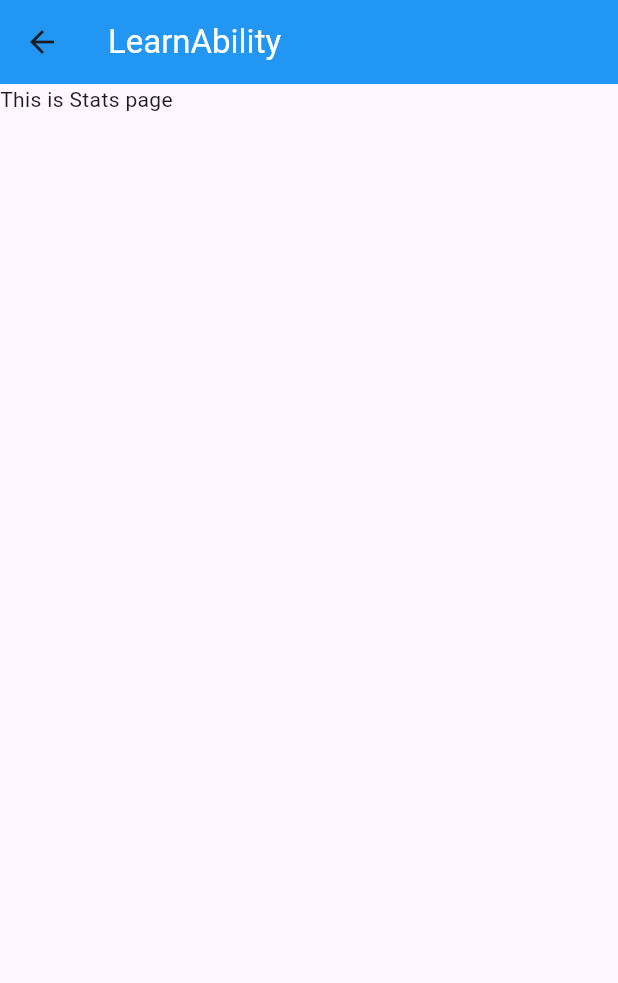
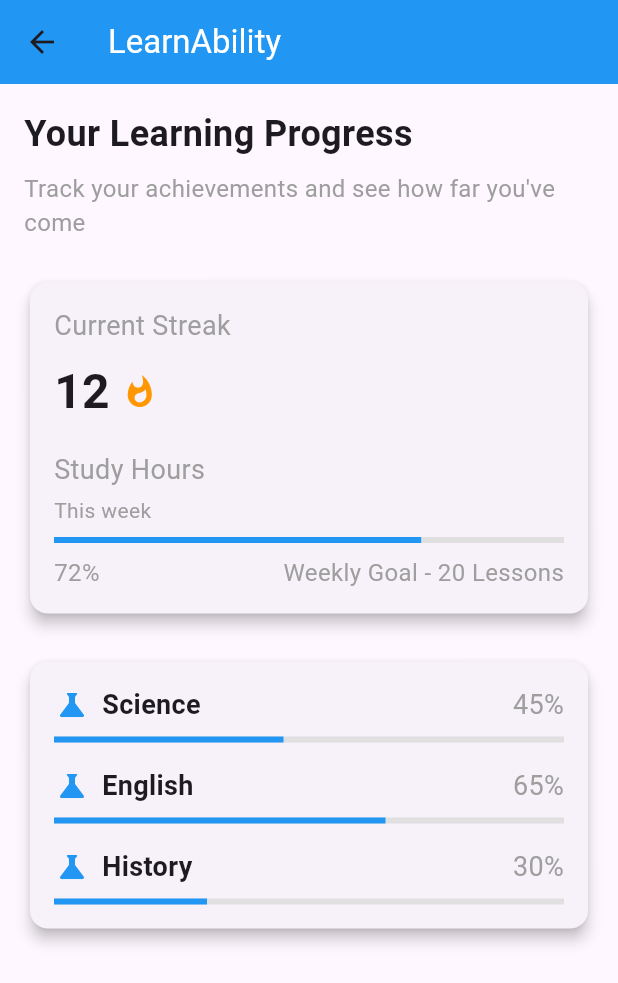
Before and after one commit to 0xteamCookie/LearnAbility, a Flutter app: the screen it shows after launch, in the side drawer, after a tap on "My Stats", on a phone screen of 412 x 824 dp. Shown: the top 983 px of the screen. Run offline on Flutter 3.47's test engine with Material 3 defaults, Android fonts, the phone set to English and light mode, and no system bars; our stand-ins replace file_picker, flutter_chat_types, flutter_chat_ui, logger.

Commit message:
added stats page

```diff
--- a/lib/stats_page.dart
+++ b/lib/stats_page.dart
@@ -1,4 +1,4 @@
-import "package:flutter/material.dart";
+import 'package:flutter/material.dart';
 
 class StatsPage extends StatefulWidget {
   const StatsPage({super.key});
@@ -12,16 +12,136 @@ class _StatsPageState extends State<StatsPage> {
   Widget build(BuildContext context) {
     return Scaffold(
       appBar: AppBar(
-          backgroundColor: Colors.blue,
+        backgroundColor: Colors.blue,
+        title: const Text(
+          "LearnAbility",
+          style: TextStyle(color: Colors.white),
+        ),
+      ),
+      body: Padding(
+        padding: const EdgeInsets.all(16.0),
+        child: Column(
+          crossAxisAlignment: CrossAxisAlignment.start,
+          children: [
+            const Text(
+              "Your Learning Progress",
+              style: TextStyle(fontSize: 24, fontWeight: FontWeight.bold),
+            ),
+            const SizedBox(height: 8),
+            const Text(
+              "Track your achievements and see how far you've come",
+              style: TextStyle(fontSize: 16, color: Colors.grey),
+            ),
+            const SizedBox(height: 24),
+            // First Card
+            Card(
+              elevation: 4,
+              child: Padding(
+                padding: const EdgeInsets.all(16.0),
+                child: Column(
+                  crossAxisAlignment: CrossAxisAlignment.start,
+                  children: [
+                    const Text(
+                      "Current Streak",
+                      style: TextStyle(fontSize: 18, color: Colors.grey),
+                    ),
+                    const SizedBox(height: 8),
+                    Row(
+                      children: [
+                        const Text(
+                          "12",
+                          style: TextStyle(fontSize: 32, fontWeight: FontWeight.bold),
+                        ),
+                        const SizedBox(width: 8),
+                        const Icon(Icons.whatshot, color: Colors.orange), // Fire emoji
+                      ],
+                    ),
+                    const SizedBox(height: 16),
+                    const Text(
+                      "Study Hours",
+                      style: TextStyle(fontSize: 18, color: Colors.grey),
+                    ),
+                    const SizedBox(height: 4),
+                    const Text(
+                      "This week",
+                      style: TextStyle(fontSize: 14, color: Colors.grey),
+                    ),
+                    const SizedBox(height: 8),
+                    LinearProgressIndicator(
+                      value: 0.72, // 72%
+                      backgroundColor: Colors.grey[300],
+                      valueColor: const AlwaysStoppedAnimation<Color>(Colors.blue),
+                    ),
+                    const SizedBox(height: 8),
+                    Row(
+                      mainAxisAlignment: MainAxisAlignment.spaceBetween,
+                      children: [
+                        const Text(
+                          "72%",
+                          style: TextStyle(fontSize: 16, color: Colors.grey),
+                        ),
+                        const Text(
+                          "Weekly Goal - 20 Lessons",
+                          style: TextStyle(fontSize: 16, color: Colors.grey),
+                        ),
+                      ],
+                    ),
+                  ],
+                ),
+              ),
+            ),
+            const SizedBox(height: 24),
+            // Second Card
+            Card(
+              elevation: 4,
+              child: Padding(
+                padding: const EdgeInsets.all(16.0),
+                child: Column(
+                  children: [
+                    _buildSubjectProgress("Science", 0.45),
+                    const SizedBox(height: 16),
+                    _buildSubjectProgress("English", 0.65),
+                    const SizedBox(height: 16),
+                    _buildSubjectProgress("History", 0.30),
+                  ],
+                ),
+              ),
+            ),
+          ],
+        ),
+      ),
+    );
+  }
 
-          //APP NAME
-          title: Text(
-            "LearnAbility",
-              style: TextStyle(color: const Color.fromRGBO(255, 255, 255, 1)),
-          ),
+  Widget _buildSubjectProgress(String subject, double progress) {
+    return Column(
+      children: [
+        Row(
+          mainAxisAlignment: MainAxisAlignment.spaceBetween,
+          children: [
+            Row(
+              children: [
+                const Icon(Icons.science, color: Colors.blue), // Replace with your logo
+                const SizedBox(width: 8),
+                Text(
+                  subject,
+                  style: const TextStyle(fontSize: 18, fontWeight: FontWeight.bold),
+                ),
+              ],
+            ),
+            Text(
+              "${(progress * 100).toInt()}%",
+              style: const TextStyle(fontSize: 18, color: Colors.grey),
+            ),
+          ],
         ),
-
-      body: Text("This is Stats page"),
+        const SizedBox(height: 8),
+        LinearProgressIndicator(
+          value: progress,
+          backgroundColor: Colors.grey[300],
+          valueColor: const AlwaysStoppedAnimation<Color>(Colors.blue),
+        ),
+      ],
     );
   }
 }
```
